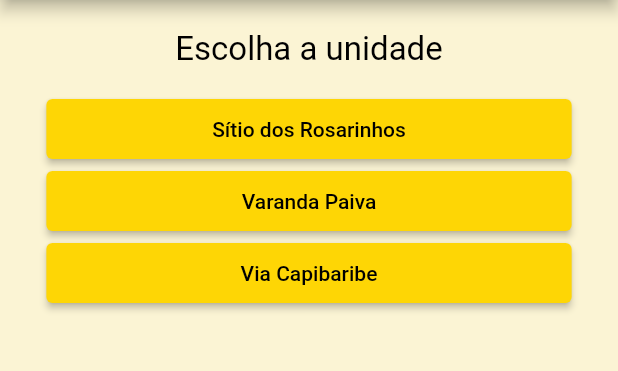
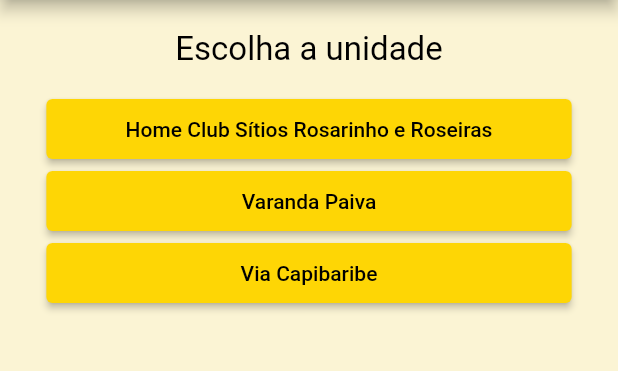
Before and after one commit to FelipeCalderaro/webviewapp, a Flutter app: the screen it shows after launch, on a phone screen of 412 x 824 dp, the part 84-455 px from its top. Run offline on Flutter 3.47's test engine with Material 2 defaults, Android fonts, the phone set to English and light mode, and no system bars; our stand-ins replace bloc, flutter_bloc, freezed_annotation, webview_flutter; missing offline and left inert: barcode_scan2.

Commit message:
- Modificado nome do estabelecimento

```diff
--- a/lib/ui/home_page.dart
+++ b/lib/ui/home_page.dart
@@ -84,11 +84,11 @@ class HomePage extends StatelessWidget {
                 ),
                 onPressed: () => confirmDialog(
                   BASE_URL,
-                  "Sítio dos Rosarinhos",
+                  "Home Club Sítios Rosarinho e Roseiras",
                   context,
                 ),
                 child: const Text(
-                  "Sítio dos Rosarinhos",
+                  "Home Club Sítios Rosarinho e Roseiras",
                   style: TextStyle(
                     color: Colors.black,
                   ),
```
Also changed, not shown: pubspec.lock.
